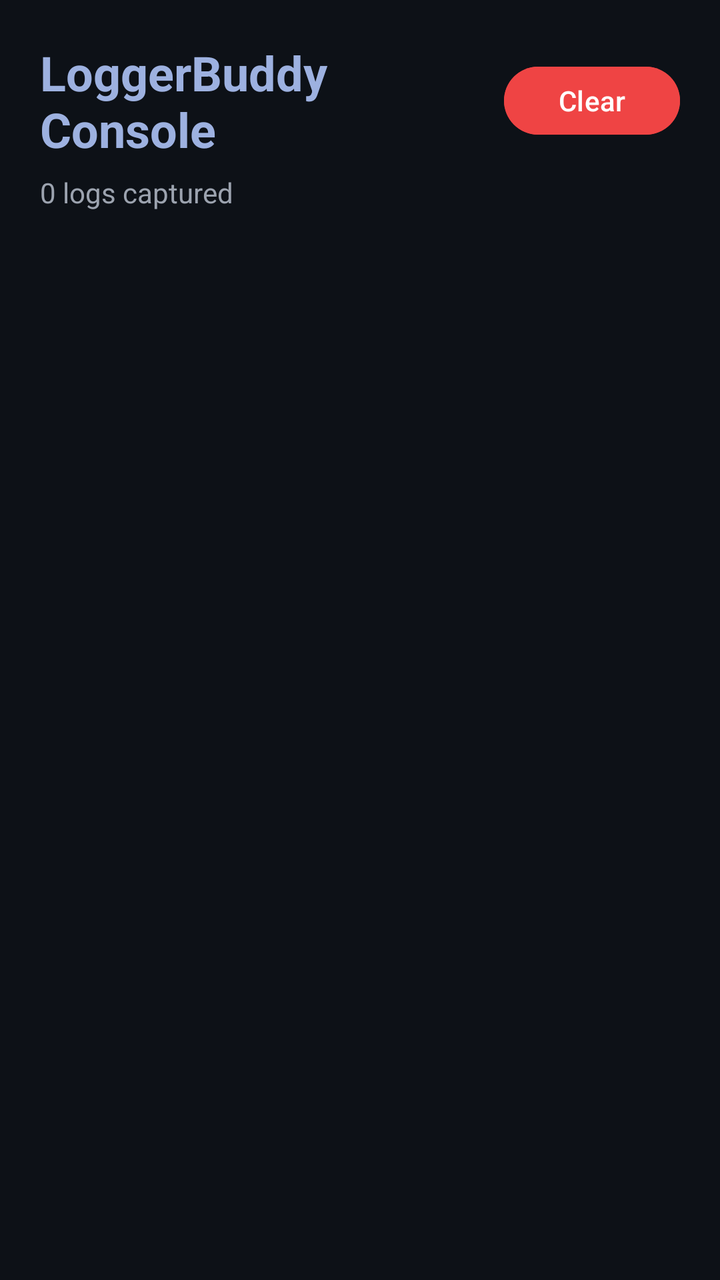
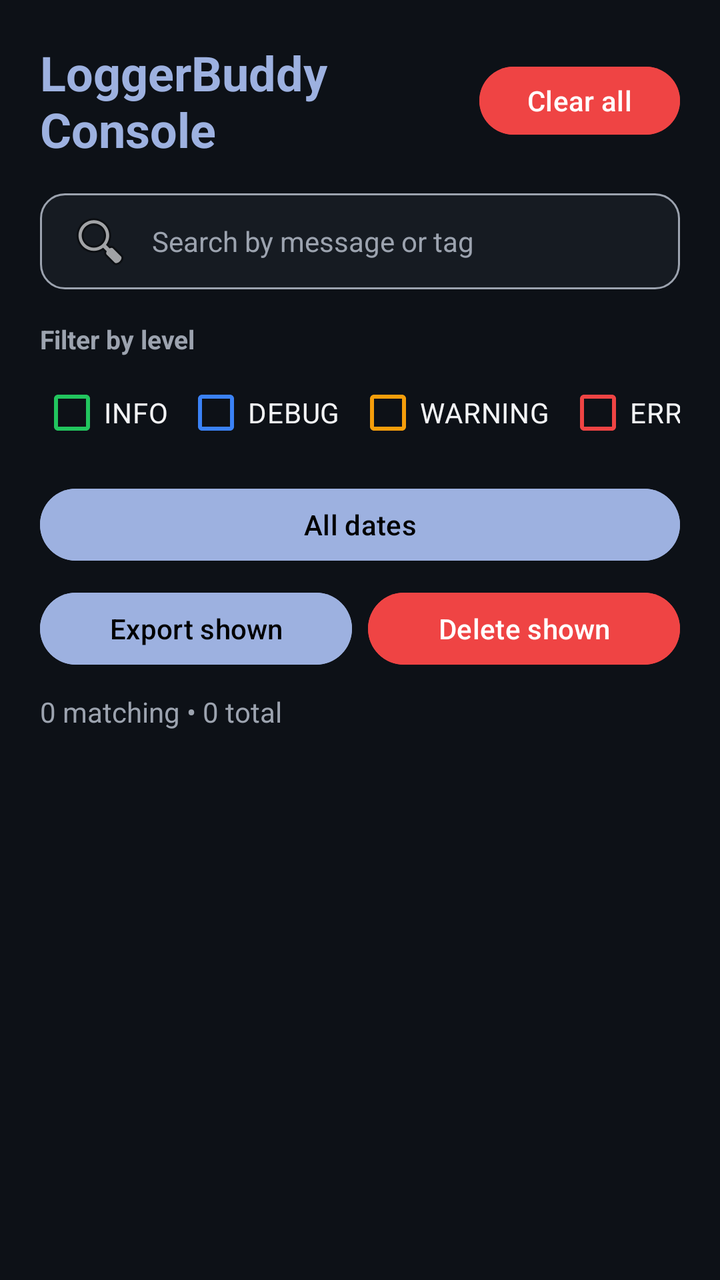

Compare the two renders of this Android layout. The source of the first and the diff that turns it into the second are given below.
<!-- AndroidManifest.xml: another module's application theme Theme.LoggerBuddyDemo -->
<!-- res/layout/activity_log_viewer.xml -->
<?xml version="1.0" encoding="utf-8"?>
<LinearLayout xmlns:android="http://schemas.android.com/apk/res/android"
    android:layout_width="match_parent"
    android:layout_height="match_parent"
    android:background="@color/logger_background_dark"
    android:orientation="vertical"
    android:padding="20dp">

    <LinearLayout
        android:layout_width="match_parent"
        android:layout_height="wrap_content"
        android:gravity="center_vertical"
        android:orientation="horizontal">

        <TextView
            android:layout_width="0dp"
            android:layout_height="wrap_content"
            android:layout_weight="1"
            android:text="LoggerBuddy Console"
            android:textColor="@color/logger_title_blue"
            android:textSize="24sp"
            android:textStyle="bold" />

        <Button
            android:id="@+id/clearConsoleButton"
            android:layout_width="wrap_content"
            android:layout_height="42dp"
            android:backgroundTint="@color/logger_button_danger"
            android:text="Clear"
            android:textColor="@color/logger_text_on_color" />
    </LinearLayout>

    <TextView
        android:id="@+id/statsTextView"
        android:layout_width="match_parent"
        android:layout_height="wrap_content"
        android:layout_marginTop="6dp"
        android:layout_marginBottom="16dp"
        android:text="0 logs captured"
        android:textColor="@color/logger_text_secondary"
        android:textSize="14sp" />

    <TextView
        android:id="@+id/emptyTextView"
        android:layout_width="match_parent"
        android:layout_height="wrap_content"
        android:gravity="center"
        android:paddingTop="48dp"
        android:paddingBottom="48dp"
        android:text="📄\n\nNo logs captured yet.\nAdd some logs from the demo app."
        android:textAlignment="center"
        android:textColor="@color/logger_text_secondary"
        android:textSize="16sp"
        android:visibility="gone" />

    <androidx.recyclerview.widget.RecyclerView
        android:id="@+id/logsRecyclerView"
        android:layout_width="match_parent"
        android:layout_height="match_parent" />

</LinearLayout>
<!-- resources referenced by this layout -->
<resources>
  <color name="logger_background_dark">#0D1117</color>
  <color name="logger_button_danger">#EF4444</color>
  <color name="logger_text_on_color">#FFFFFF</color>
  <color name="logger_text_secondary">#9CA3AF</color>
  <color name="logger_title_blue">#9DB1E0</color>
  <style name="Theme.LoggerBuddyDemo" parent="Base.Theme.LoggerBuddyDemo" />
  <style name="Base.Theme.LoggerBuddyDemo" parent="Theme.Material3.DayNight.NoActionBar">
          
          
      </style>
</resources>

<!-- the commit's change to res/layout/activity_log_viewer.xml (unified diff, before → after) -->
@@ -1,11 +1,13 @@
 <?xml version="1.0" encoding="utf-8"?>
-<LinearLayout xmlns:android="http://schemas.android.com/apk/res/android"
+<LinearLayout
+    xmlns:android="http://schemas.android.com/apk/res/android"
     android:layout_width="match_parent"
     android:layout_height="match_parent"
     android:background="@color/logger_background_dark"
     android:orientation="vertical"
     android:padding="20dp">
 
+    
     <LinearLayout
         android:layout_width="match_parent"
         android:layout_height="wrap_content"
@@ -26,20 +28,170 @@
             android:layout_width="wrap_content"
             android:layout_height="42dp"
             android:backgroundTint="@color/logger_button_danger"
-            android:text="Clear"
+            android:text="Clear all"
+            android:textAllCaps="false"
             android:textColor="@color/logger_text_on_color" />
+
     </LinearLayout>
 
+    
+    <EditText
+        android:id="@+id/searchEditText"
+        android:layout_width="match_parent"
+        android:layout_height="48dp"
+        android:layout_marginTop="16dp"
+        android:background="@drawable/logger_search_background"
+        android:drawableStart="@android:drawable/ic_menu_search"
+        android:drawablePadding="10dp"
+        android:hint="Search by message or tag"
+        android:inputType="text"
+        android:maxLines="1"
+        android:paddingHorizontal="14dp"
+        android:textColor="@color/logger_text_primary"
+        android:textColorHint="@color/logger_text_secondary"
+        android:textSize="14sp" />
+
+    
+    <TextView
+        android:layout_width="match_parent"
+        android:layout_height="wrap_content"
+        android:layout_marginTop="16dp"
+        android:text="Filter by level"
+        android:textColor="@color/logger_text_secondary"
+        android:textSize="13sp"
+        android:textStyle="bold" />
+
+    
+    <HorizontalScrollView
+        android:layout_width="match_parent"
+        android:layout_height="wrap_content"
+        android:layout_marginTop="4dp"
+        android:fillViewport="true"
+        android:scrollbars="none">
+
+        <LinearLayout
+            android:layout_width="wrap_content"
+            android:layout_height="wrap_content"
+            android:gravity="center_vertical"
+            android:orientation="horizontal">
+
+            <CheckBox
+                android:id="@+id/infoCheckBox"
+                android:layout_width="wrap_content"
+                android:layout_height="wrap_content"
+                android:checked="true"
+                android:buttonTint="@color/logger_info"
+                android:text="INFO"
+                android:textColor="@color/logger_text_primary" />
+
+            <CheckBox
+                android:id="@+id/debugCheckBox"
+                android:layout_width="wrap_content"
+                android:layout_height="wrap_content"
+                android:layout_marginStart="8dp"
+                android:checked="true"
+                android:buttonTint="@color/logger_debug"
+                android:text="DEBUG"
+                android:textColor="@color/logger_text_primary" />
+
+            <CheckBox
+                android:id="@+id/warningCheckBox"
+                android:layout_width="wrap_content"
+                android:layout_height="wrap_content"
+                android:layout_marginStart="8dp"
+                android:checked="true"
+                android:buttonTint="@color/logger_warning"
+                android:text="WARNING"
+                android:textColor="@color/logger_text_primary" />
+
+            <CheckBox
+                android:id="@+id/errorCheckBox"
+                android:layout_width="wrap_content"
+                android:layout_height="wrap_content"
+                android:layout_marginStart="8dp"
+                android:checked="true"
+                android:buttonTint="@color/logger_error"
+                android:text="ERROR"
+                android:textColor="@color/logger_text_primary" />
+
+        </LinearLayout>
+
+    </HorizontalScrollView>
+
+    
+    <LinearLayout
+        android:layout_width="match_parent"
+        android:layout_height="wrap_content"
+        android:layout_marginTop="10dp"
+        android:gravity="center_vertical"
+        android:orientation="horizontal">
+
+        <Button
+            android:id="@+id/dateFilterButton"
+            android:layout_width="0dp"
+            android:layout_height="44dp"
+            android:layout_weight="1"
+            android:text="All dates"
+            android:backgroundTint="@color/logger_title_blue"
+            android:textColor="@color/black"
+            android:textAllCaps="false" />
+
+        <Button
+            android:id="@+id/resetDateFilterButton"
+            android:layout_width="wrap_content"
+            android:layout_height="44dp"
+            android:layout_marginStart="6dp"
+            android:text="Reset"
+            android:textColor="@color/black"
+            android:backgroundTint="@color/logger_title_blue"
+            android:textAllCaps="false"
+            android:visibility="gone" />
+
+    </LinearLayout>
+
+    
+    <LinearLayout
+        android:layout_width="match_parent"
+        android:layout_height="wrap_content"
+        android:layout_marginTop="8dp"
+        android:gravity="center_vertical"
+        android:orientation="horizontal">
+
+        <Button
+            android:id="@+id/exportMatchingButton"
+            android:layout_width="0dp"
+            android:layout_height="44dp"
+            android:layout_weight="1"
+            android:text="Export shown"
+            android:textColor="@color/black"
+            android:backgroundTint="@color/logger_title_blue"
+            android:textAllCaps="false" />
+
+        <Button
+            android:id="@+id/deleteMatchingButton"
+            android:layout_width="0dp"
+            android:layout_height="44dp"
+            android:layout_marginStart="8dp"
+            android:layout_weight="1"
+            android:backgroundTint="@color/logger_button_danger"
+            android:text="Delete shown"
+            android:textAllCaps="false"
+            android:textColor="@color/logger_text_on_color" />
+
+    </LinearLayout>
+
+    
     <TextView
         android:id="@+id/statsTextView"
         android:layout_width="match_parent"
         android:layout_height="wrap_content"
-        android:layout_marginTop="6dp"
-        android:layout_marginBottom="16dp"
-        android:text="0 logs captured"
+        android:layout_marginTop="10dp"
+        android:layout_marginBottom="14dp"
+        android:text="0 matching • 0 total"
         android:textColor="@color/logger_text_secondary"
         android:textSize="14sp" />
 
+    
     <TextView
         android:id="@+id/emptyTextView"
         android:layout_width="match_parent"
@@ -47,15 +199,17 @@
         android:gravity="center"
         android:paddingTop="48dp"
         android:paddingBottom="48dp"
-        android:text="📄\n\nNo logs captured yet.\nAdd some logs from the demo app."
+        android:text="📄&#10;&#10;No logs captured yet."
         android:textAlignment="center"
         android:textColor="@color/logger_text_secondary"
         android:textSize="16sp"
         android:visibility="gone" />
 
+    
     <androidx.recyclerview.widget.RecyclerView
         android:id="@+id/logsRecyclerView"
         android:layout_width="match_parent"
-        android:layout_height="match_parent" />
+        android:layout_height="0dp"
+        android:layout_weight="1" />
 
 </LinearLayout>
<!-- resource entries referenced after the edit -->
@@ -1,11 +1,38 @@
 <!-- resources referenced by this layout -->
 <resources>
+  <color name="black">#000000</color>
   <color name="logger_background_dark">#0D1117</color>
   <color name="logger_button_danger">#EF4444</color>
+  <color name="logger_debug">#3B82F6</color>
+  <color name="logger_error">#EF4444</color>
+  <color name="logger_info">#22C55E</color>
   <color name="logger_text_on_color">#FFFFFF</color>
+  <color name="logger_text_primary">#F3F4F6</color>
   <color name="logger_text_secondary">#9CA3AF</color>
   <color name="logger_title_blue">#9DB1E0</color>
+  <color name="logger_warning">#F59E0B</color>
+  <!-- drawable logger_search_background (drawable) -->
+  <?xml version="1.0" encoding="utf-8"?>
+  <shape xmlns:android="http://schemas.android.com/apk/res/android"
+      android:shape="rectangle">
+  
+      <solid android:color="@color/logger_card_background" />
+  
+      <stroke
+          android:width="1dp"
+          android:color="@color/logger_text_secondary" />
+  
+      <corners android:radius="12dp" />
+  
+      <padding
+          android:left="12dp"
+          android:top="8dp"
+          android:right="12dp"
+          android:bottom="8dp" />
+  
+  </shape>
   <style name="Theme.LoggerBuddyDemo" parent="Base.Theme.LoggerBuddyDemo" />
+  <color name="logger_card_background">#161B22</color>
   <style name="Base.Theme.LoggerBuddyDemo" parent="Theme.Material3.DayNight.NoActionBar">
           
           
